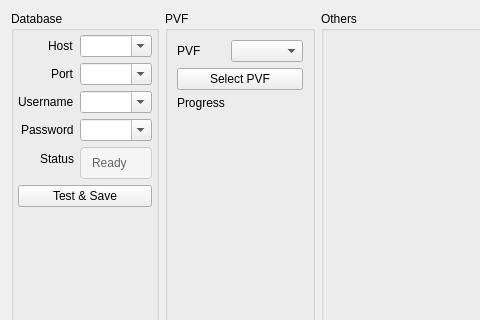
This is ui/components/settings/settings.ui in evrins/dnf-gm-tool as Qt 5 draws it before an edit; both pictures show x 0 to 480 and y 0 to 320 of the 903 by 759 pixel window. The edited form follows.
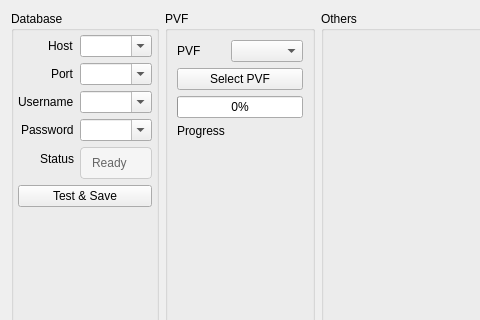
This is the edited form.

Commit message: feat: add progress bar in settings set pvf file

The edit to the form file:
```diff
--- a/ui/components/settings/settings.ui
+++ b/ui/components/settings/settings.ui
@@ -162,7 +162,7 @@
         </property>
        </widget>
       </item>
-      <item row="2" column="0">
+      <item row="3" column="0">
        <widget class="QLabel" name="progress_status">
         <property name="text">
          <string>Progress</string>
@@ -172,6 +172,13 @@
         </property>
        </widget>
       </item>
+      <item row="2" column="0" colspan="2">
+       <widget class="QProgressBar" name="progress_bar">
+        <property name="value">
+         <number>0</number>
+        </property>
+       </widget>
+      </item>
      </layout>
     </widget>
    </item>
```
The commit also changes 2 other files.
